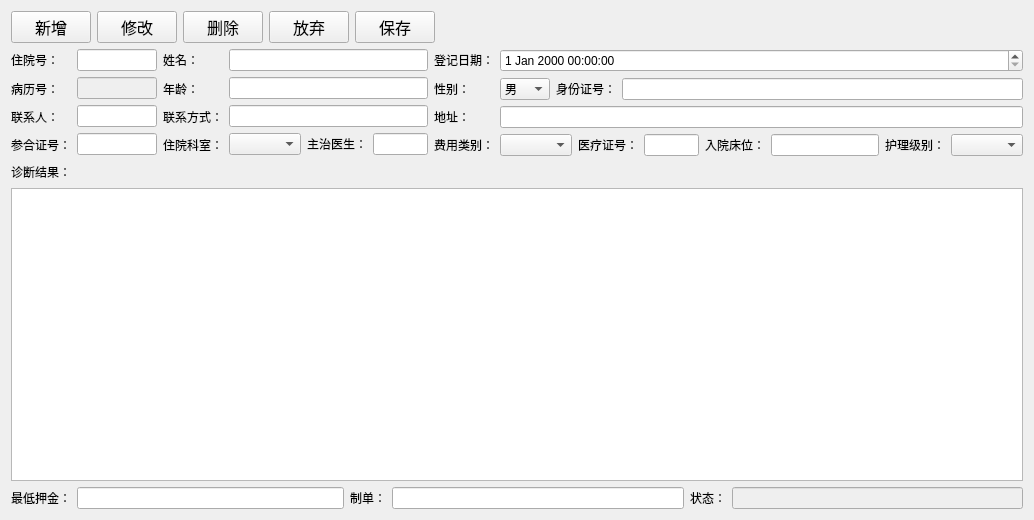
First picture: the form in hospitalisationregistry.ui, repository histest/his, before the edit.
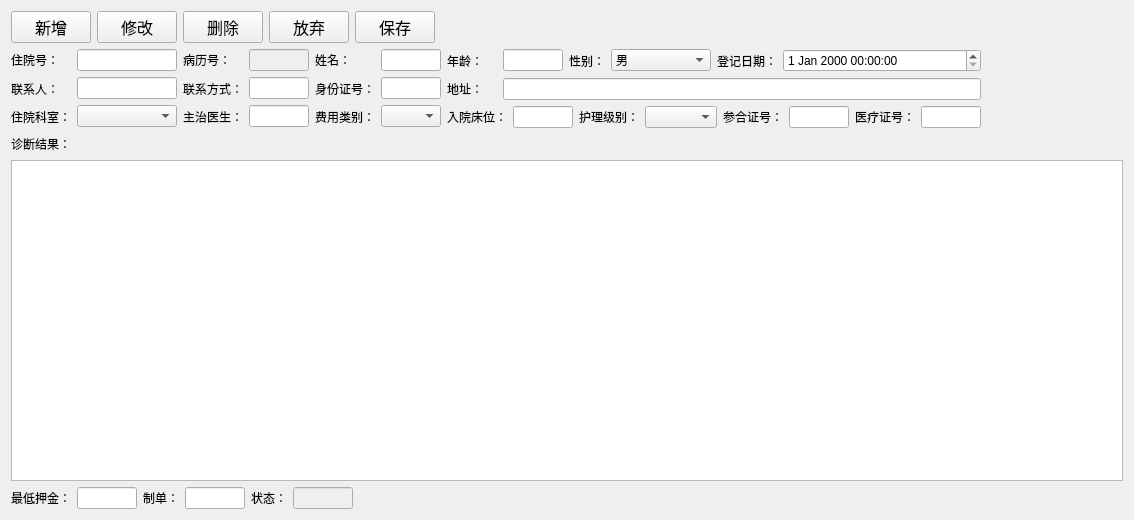
Second picture: the form after the edit.

Diff of the .ui file:
```diff
--- a/hospitalisationregistry.ui
+++ b/hospitalisationregistry.ui
@@ -6,14 +6,14 @@
    <rect>
     <x>0</x>
     <y>0</y>
-    <width>1034</width>
+    <width>1134</width>
     <height>520</height>
    </rect>
   </property>
   <property name="windowTitle">
    <string>住院登记</string>
   </property>
-  <layout class="QVBoxLayout" name="verticalLayout_8">
+  <layout class="QVBoxLayout" name="verticalLayout_9">
    <item>
     <layout class="QHBoxLayout" name="horizontalLayout_23">
      <item>
@@ -139,20 +139,7 @@
           </sizepolicy>
          </property>
          <property name="text">
-          <string>住院号：</string>
-         </property>
-        </widget>
-       </item>
-       <item>
-        <widget class="QLabel" name="label_2">
-         <property name="sizePolicy">
-          <sizepolicy hsizetype="Fixed" vsizetype="Preferred">
-           <horstretch>0</horstretch>
-           <verstretch>0</verstretch>
-          </sizepolicy>
-         </property>
-         <property name="text">
-          <string>病历号：</string>
+          <string>住院号：  </string>
          </property>
         </widget>
        </item>
@@ -165,14 +152,14 @@
           </sizepolicy>
          </property>
          <property name="text">
-          <string>联系人：</string>
+          <string>联系人：  </string>
          </property>
         </widget>
        </item>
        <item>
-        <widget class="QLabel" name="label_23">
+        <widget class="QLabel" name="label_12">
          <property name="text">
-          <string>参合证号：</string>
+          <string>住院科室：</string>
          </property>
         </widget>
        </item>
@@ -188,18 +175,17 @@
            <verstretch>0</verstretch>
           </sizepolicy>
          </property>
-        </widget>
-       </item>
-       <item>
-        <widget class="QLineEdit" name="recordNoEdit">
-         <property name="enabled">
-          <bool>false</bool>
+         <property name="minimumSize">
+          <size>
+           <width>60</width>
+           <height>0</height>
+          </size>
          </property>
-         <property name="sizePolicy">
-          <sizepolicy hsizetype="Expanding" vsizetype="Fixed">
-           <horstretch>0</horstretch>
-           <verstretch>0</verstretch>
-          </sizepolicy>
+         <property name="maximumSize">
+          <size>
+           <width>100</width>
+           <height>16777215</height>
+          </size>
          </property>
         </widget>
        </item>
@@ -211,34 +197,42 @@
            <verstretch>0</verstretch>
           </sizepolicy>
          </property>
+         <property name="minimumSize">
+          <size>
+           <width>60</width>
+           <height>0</height>
+          </size>
+         </property>
+         <property name="maximumSize">
+          <size>
+           <width>100</width>
+           <height>16777215</height>
+          </size>
+         </property>
         </widget>
        </item>
        <item>
-        <layout class="QHBoxLayout" name="horizontalLayout_2">
-         <item>
-          <widget class="QLineEdit" name="cooperativemedicalNoEdit">
-           <property name="sizePolicy">
-            <sizepolicy hsizetype="Expanding" vsizetype="Fixed">
-             <horstretch>0</horstretch>
-             <verstretch>0</verstretch>
-            </sizepolicy>
-           </property>
-           <property name="minimumSize">
-            <size>
-             <width>80</width>
-             <height>0</height>
-            </size>
-           </property>
-          </widget>
-         </item>
-        </layout>
+        <widget class="QComboBox" name="departmentcomboBox">
+         <property name="sizePolicy">
+          <sizepolicy hsizetype="Expanding" vsizetype="Fixed">
+           <horstretch>0</horstretch>
+           <verstretch>0</verstretch>
+          </sizepolicy>
+         </property>
+         <property name="maximumSize">
+          <size>
+           <width>100</width>
+           <height>16777215</height>
+          </size>
+         </property>
+        </widget>
        </item>
       </layout>
      </item>
      <item>
       <layout class="QVBoxLayout" name="verticalLayout_4">
        <item>
-        <widget class="QLabel" name="label_4">
+        <widget class="QLabel" name="label_2">
          <property name="sizePolicy">
           <sizepolicy hsizetype="Fixed" vsizetype="Preferred">
            <horstretch>0</horstretch>
@@ -246,34 +240,27 @@
           </sizepolicy>
          </property>
          <property name="text">
-          <string>姓名：   </string>
-         </property>
-        </widget>
-       </item>
-       <item>
-        <widget class="QLabel" name="label_7">
-         <property name="sizePolicy">
-          <sizepolicy hsizetype="Fixed" vsizetype="Preferred">
-           <horstretch>0</horstretch>
-           <verstretch>0</verstretch>
-          </sizepolicy>
-         </property>
-         <property name="text">
-          <string>年龄：   </string>
+          <string>病历号：  </string>
          </property>
         </widget>
        </item>
        <item>
         <widget class="QLabel" name="label_11">
+         <property name="sizePolicy">
+          <sizepolicy hsizetype="Fixed" vsizetype="Preferred">
+           <horstretch>0</horstretch>
+           <verstretch>0</verstretch>
+          </sizepolicy>
+         </property>
          <property name="text">
           <string>联系方式：</string>
          </property>
         </widget>
        </item>
        <item>
-        <widget class="QLabel" name="label_12">
+        <widget class="QLabel" name="label_13">
          <property name="text">
-          <string>住院科室：</string>
+          <string>主治医生：</string>
          </property>
         </widget>
        </item>
@@ -282,23 +269,28 @@
      <item>
       <layout class="QVBoxLayout" name="verticalLayout_5">
        <item>
-        <widget class="QLineEdit" name="nameEdit">
-         <property name="sizePolicy">
-          <sizepolicy hsizetype="Expanding" vsizetype="Fixed">
-           <horstretch>0</horstretch>
-           <verstretch>0</verstretch>
-          </sizepolicy>
+        <widget class="QLineEdit" name="recordNoEdit">
+         <property name="enabled">
+          <bool>false</bool>
          </property>
-        </widget>
-       </item>
-       <item>
-        <widget class="QLineEdit" name="ageEdit">
          <property name="sizePolicy">
           <sizepolicy hsizetype="Expanding" vsizetype="Fixed">
            <horstretch>0</horstretch>
            <verstretch>0</verstretch>
           </sizepolicy>
          </property>
+         <property name="minimumSize">
+          <size>
+           <width>60</width>
+           <height>0</height>
+          </size>
+         </property>
+         <property name="maximumSize">
+          <size>
+           <width>60</width>
+           <height>16777215</height>
+          </size>
+         </property>
         </widget>
        </item>
        <item>
@@ -309,45 +301,36 @@
            <verstretch>0</verstretch>
           </sizepolicy>
          </property>
+         <property name="maximumSize">
+          <size>
+           <width>60</width>
+           <height>16777215</height>
+          </size>
+         </property>
         </widget>
        </item>
        <item>
-        <layout class="QHBoxLayout" name="horizontalLayout_3">
-         <item>
-          <widget class="QComboBox" name="departmentcomboBox">
-           <property name="sizePolicy">
-            <sizepolicy hsizetype="Fixed" vsizetype="Fixed">
-             <horstretch>0</horstretch>
-             <verstretch>0</verstretch>
-            </sizepolicy>
-           </property>
-          </widget>
-         </item>
-         <item>
-          <widget class="QLabel" name="label_13">
-           <property name="text">
-            <string>主治医生：</string>
-           </property>
-          </widget>
-         </item>
-         <item>
-          <widget class="QLineEdit" name="doctorEdit">
-           <property name="sizePolicy">
-            <sizepolicy hsizetype="Expanding" vsizetype="Fixed">
-             <horstretch>0</horstretch>
-             <verstretch>0</verstretch>
-            </sizepolicy>
-           </property>
-          </widget>
-         </item>
-        </layout>
+        <widget class="QLineEdit" name="doctorEdit">
+         <property name="sizePolicy">
+          <sizepolicy hsizetype="Expanding" vsizetype="Fixed">
+           <horstretch>0</horstretch>
+           <verstretch>0</verstretch>
+          </sizepolicy>
+         </property>
+         <property name="maximumSize">
+          <size>
+           <width>60</width>
+           <height>16777215</height>
+          </size>
+         </property>
+        </widget>
        </item>
       </layout>
      </item>
      <item>
       <layout class="QVBoxLayout" name="verticalLayout_6">
        <item>
-        <widget class="QLabel" name="label_3">
+        <widget class="QLabel" name="label_4">
          <property name="sizePolicy">
           <sizepolicy hsizetype="Fixed" vsizetype="Preferred">
            <horstretch>0</horstretch>
@@ -355,12 +338,12 @@
           </sizepolicy>
          </property>
          <property name="text">
-          <string>登记日期：</string>
+          <string>姓名：    </string>
          </property>
         </widget>
        </item>
        <item>
-        <widget class="QLabel" name="label_6">
+        <widget class="QLabel" name="label_8">
          <property name="sizePolicy">
           <sizepolicy hsizetype="Fixed" vsizetype="Preferred">
            <horstretch>0</horstretch>
@@ -368,14 +351,7 @@
           </sizepolicy>
          </property>
          <property name="text">
-          <string>性别：</string>
-         </property>
-        </widget>
-       </item>
-       <item>
-        <widget class="QLabel" name="label_9">
-         <property name="text">
-          <string>地址：</string>
+          <string>身份证号：</string>
          </property>
         </widget>
        </item>
@@ -391,28 +367,112 @@
      <item>
       <layout class="QVBoxLayout" name="verticalLayout_7">
        <item>
-        <widget class="QDateTimeEdit" name="dateTimeEdit">
+        <widget class="QLineEdit" name="nameEdit">
          <property name="sizePolicy">
           <sizepolicy hsizetype="Expanding" vsizetype="Fixed">
            <horstretch>0</horstretch>
            <verstretch>0</verstretch>
           </sizepolicy>
          </property>
+         <property name="maximumSize">
+          <size>
+           <width>60</width>
+           <height>16777215</height>
+          </size>
+         </property>
         </widget>
        </item>
        <item>
-        <layout class="QHBoxLayout" name="horizontalLayout">
+        <widget class="QLineEdit" name="IDEdit">
+         <property name="sizePolicy">
+          <sizepolicy hsizetype="Expanding" vsizetype="Fixed">
+           <horstretch>0</horstretch>
+           <verstretch>0</verstretch>
+          </sizepolicy>
+         </property>
+         <property name="maximumSize">
+          <size>
+           <width>60</width>
+           <height>16777215</height>
+          </size>
+         </property>
+        </widget>
+       </item>
+       <item>
+        <widget class="QComboBox" name="feetypecomboBox">
+         <property name="sizePolicy">
+          <sizepolicy hsizetype="Expanding" vsizetype="Fixed">
+           <horstretch>0</horstretch>
+           <verstretch>0</verstretch>
+          </sizepolicy>
+         </property>
+         <property name="maximumSize">
+          <size>
+           <width>60</width>
+           <height>16777215</height>
+          </size>
+         </property>
+        </widget>
+       </item>
+      </layout>
+     </item>
+     <item>
+      <layout class="QVBoxLayout" name="verticalLayout_8">
+       <item>
+        <layout class="QHBoxLayout" name="horizontalLayout_2">
+         <item>
+          <widget class="QLabel" name="label_7">
+           <property name="sizePolicy">
+            <sizepolicy hsizetype="Fixed" vsizetype="Preferred">
+             <horstretch>0</horstretch>
+             <verstretch>0</verstretch>
+            </sizepolicy>
+           </property>
+           <property name="text">
+            <string>年龄：    </string>
+           </property>
+          </widget>
+         </item>
+         <item>
+          <widget class="QLineEdit" name="ageEdit">
+           <property name="sizePolicy">
+            <sizepolicy hsizetype="Fixed" vsizetype="Fixed">
+             <horstretch>0</horstretch>
+             <verstretch>0</verstretch>
+            </sizepolicy>
+           </property>
+           <property name="maximumSize">
+            <size>
+             <width>60</width>
+             <height>16777215</height>
+            </size>
+           </property>
+          </widget>
+         </item>
+         <item>
+          <widget class="QLabel" name="label_6">
+           <property name="sizePolicy">
+            <sizepolicy hsizetype="Fixed" vsizetype="Preferred">
+             <horstretch>0</horstretch>
+             <verstretch>0</verstretch>
+            </sizepolicy>
+           </property>
+           <property name="text">
+            <string>性别：</string>
+           </property>
+          </widget>
+         </item>
          <item>
           <widget class="QComboBox" name="gendercomboBox">
            <property name="sizePolicy">
-            <sizepolicy hsizetype="Expanding" vsizetype="Fixed">
+            <sizepolicy hsizetype="Fixed" vsizetype="Fixed">
              <horstretch>0</horstretch>
              <verstretch>0</verstretch>
             </sizepolicy>
            </property>
            <property name="maximumSize">
             <size>
-             <width>50</width>
+             <width>100</width>
              <height>16777215</height>
             </size>
            </property>
@@ -429,56 +489,71 @@
           </widget>
          </item>
          <item>
-          <widget class="QLabel" name="label_8">
+          <widget class="QLabel" name="label_3">
+           <property name="sizePolicy">
+            <sizepolicy hsizetype="Fixed" vsizetype="Preferred">
+             <horstretch>0</horstretch>
+             <verstretch>0</verstretch>
+            </sizepolicy>
+           </property>
            <property name="text">
-            <string>身份证号：</string>
+            <string>登记日期：</string>
            </property>
           </widget>
          </item>
          <item>
-          <widget class="QLineEdit" name="IDEdit">
+          <widget class="QDateTimeEdit" name="dateTimeEdit">
            <property name="sizePolicy">
-            <sizepolicy hsizetype="Expanding" vsizetype="Fixed">
+            <sizepolicy hsizetype="Fixed" vsizetype="Fixed">
              <horstretch>0</horstretch>
              <verstretch>0</verstretch>
             </sizepolicy>
            </property>
+           <property name="maximumSize">
+            <size>
+             <width>200</width>
+             <height>16777215</height>
+            </size>
+           </property>
           </widget>
          </item>
         </layout>
        </item>
        <item>
-        <widget class="QLineEdit" name="addressEdit"/>
-       </item>
-       <item>
-        <layout class="QHBoxLayout" name="horizontalLayout_4">
+        <layout class="QHBoxLayout" name="horizontalLayout_3">
          <item>
-          <widget class="QComboBox" name="feetypecomboBox">
+          <widget class="QLabel" name="label_9">
            <property name="sizePolicy">
-            <sizepolicy hsizetype="Expanding" vsizetype="Fixed">
+            <sizepolicy hsizetype="Fixed" vsizetype="Preferred">
              <horstretch>0</horstretch>
              <verstretch>0</verstretch>
             </sizepolicy>
            </property>
-          </widget>
-         </item>
-         <item>
-          <widget class="QLabel" name="label_22">
            <property name="text">
-            <string>医疗证号：</string>
+            <string>地址：    </string>
            </property>
           </widget>
          </item>
          <item>
-          <widget class="QLineEdit" name="certificateNoEdit">
+          <widget class="QLineEdit" name="addressEdit">
            <property name="sizePolicy">
             <sizepolicy hsizetype="Expanding" vsizetype="Fixed">
              <horstretch>0</horstretch>
              <verstretch>0</verstretch>
             </sizepolicy>
            </property>
+           <property name="maximumSize">
+            <size>
+             <width>900</width>
+             <height>16777215</height>
+            </size>
+           </property>
           </widget>
          </item>
+        </layout>
+       </item>
+       <item>
+        <layout class="QHBoxLayout" name="horizontalLayout">
          <item>
           <widget class="QLabel" name="label_16">
            <property name="text">
@@ -494,6 +569,12 @@
              <verstretch>0</verstretch>
             </sizepolicy>
            </property>
+           <property name="maximumSize">
+            <size>
+             <width>60</width>
+             <height>16777215</height>
+            </size>
+           </property>
           </widget>
          </item>
          <item>
@@ -506,10 +587,68 @@
          <item>
           <widget class="QComboBox" name="nursinglevelcomboBox">
            <property name="sizePolicy">
-            <sizepolicy hsizetype="Expanding" vsizetype="Fixed">
+            <sizepolicy hsizetype="Fixed" vsizetype="Fixed">
              <horstretch>0</horstretch>
              <verstretch>0</verstretch>
             </sizepolicy>
+           </property>
+           <property name="maximumSize">
+            <size>
+             <width>100</width>
+             <height>16777215</height>
+            </size>
+           </property>
+          </widget>
+         </item>
+         <item>
+          <widget class="QLabel" name="label_23">
+           <property name="text">
+            <string>参合证号：</string>
+           </property>
+          </widget>
+         </item>
+         <item>
+          <widget class="QLineEdit" name="cooperativemedicalNoEdit">
+           <property name="sizePolicy">
+            <sizepolicy hsizetype="Fixed" vsizetype="Fixed">
+             <horstretch>0</horstretch>
+             <verstretch>0</verstretch>
+            </sizepolicy>
+           </property>
+           <property name="minimumSize">
+            <size>
+             <width>60</width>
+             <height>0</height>
+            </size>
+           </property>
+           <property name="maximumSize">
+            <size>
+             <width>60</width>
+             <height>16777215</height>
+            </size>
+           </property>
+          </widget>
+         </item>
+         <item>
+          <widget class="QLabel" name="label_22">
+           <property name="text">
+            <string>医疗证号：</string>
+           </property>
+          </widget>
+         </item>
+         <item>
+          <widget class="QLineEdit" name="certificateNoEdit">
+           <property name="sizePolicy">
+            <sizepolicy hsizetype="Fixed" vsizetype="Fixed">
+             <horstretch>0</horstretch>
+             <verstretch>0</verstretch>
+            </sizepolicy>
+           </property>
+           <property name="maximumSize">
+            <size>
+             <width>60</width>
+             <height>16777215</height>
+            </size>
            </property>
           </widget>
          </item>
@@ -517,6 +656,19 @@
        </item>
       </layout>
      </item>
+     <item>
+      <spacer name="horizontalSpacer_2">
+       <property name="orientation">
+        <enum>Qt::Horizontal</enum>
+       </property>
+       <property name="sizeHint" stdset="0">
+        <size>
+         <width>40</width>
+         <height>20</height>
+        </size>
+       </property>
+      </spacer>
+     </item>
     </layout>
    </item>
    <item>
@@ -558,52 +710,73 @@
     </layout>
    </item>
    <item>
-    <layout class="QHBoxLayout" name="horizontalLayout_25">
+    <layout class="QHBoxLayout" name="horizontalLayout_4">
      <item>
-      <layout class="QHBoxLayout" name="horizontalLayout_21">
-       <item>
-        <widget class="QLabel" name="label_18">
-         <property name="text">
-          <string>最低押金：</string>
-         </property>
-        </widget>
-       </item>
-       <item>
-        <widget class="QLineEdit" name="minimumEdit"/>
-       </item>
-      </layout>
+      <widget class="QLabel" name="label_18">
+       <property name="text">
+        <string>最低押金：</string>
+       </property>
+      </widget>
      </item>
      <item>
-      <layout class="QHBoxLayout" name="horizontalLayout_22">
-       <item>
-        <widget class="QLabel" name="label_19">
-         <property name="text">
-          <string>制单：</string>
-         </property>
-        </widget>
-       </item>
-       <item>
-        <widget class="QLineEdit" name="sheetmakerEdit"/>
-       </item>
-      </layout>
+      <widget class="QLineEdit" name="minimumEdit">
+       <property name="maximumSize">
+        <size>
+         <width>60</width>
+         <height>16777215</height>
+        </size>
+       </property>
+      </widget>
      </item>
      <item>
-      <layout class="QHBoxLayout" name="horizontalLayout_24">
-       <item>
-        <widget class="QLabel" name="label_21">
-         <property name="text">
-          <string>状态：</string>
-         </property>
-        </widget>
-       </item>
-       <item>
-        <widget class="QLineEdit" name="statusEdit">
-         <property name="enabled">
-          <bool>false</bool>
-         </property>
-        </widget>
-       </item>
-      </layout>
+      <widget class="QLabel" name="label_19">
+       <property name="text">
+        <string>制单：</string>
+       </property>
+      </widget>
+     </item>
+     <item>
+      <widget class="QLineEdit" name="sheetmakerEdit">
+       <property name="maximumSize">
+        <size>
+         <width>60</width>
+         <height>16777215</height>
+        </size>
+       </property>
+      </widget>
+     </item>
+     <item>
+      <widget class="QLabel" name="label_21">
+       <property name="text">
+        <string>状态：</string>
+       </property>
+      </widget>
+     </item>
+     <item>
+      <widget class="QLineEdit" name="statusEdit">
+       <property name="enabled">
+        <bool>false</bool>
+       </property>
+       <property name="maximumSize">
+        <size>
+         <width>60</width>
+         <height>16777215</height>
+        </size>
+       </property>
+      </widget>
+     </item>
+     <item>
+      <spacer name="horizontalSpacer_6">
+       <property name="orientation">
+        <enum>Qt::Horizontal</enum>
+       </property>
+       <property name="sizeHint" stdset="0">
+        <size>
+         <width>40</width>
+         <height>20</height>
+        </size>
+       </property>
+      </spacer>
      </item>
     </layout>
    </item>
```
Left out of the diff: 28 changed lines with no effect on the pictures.
